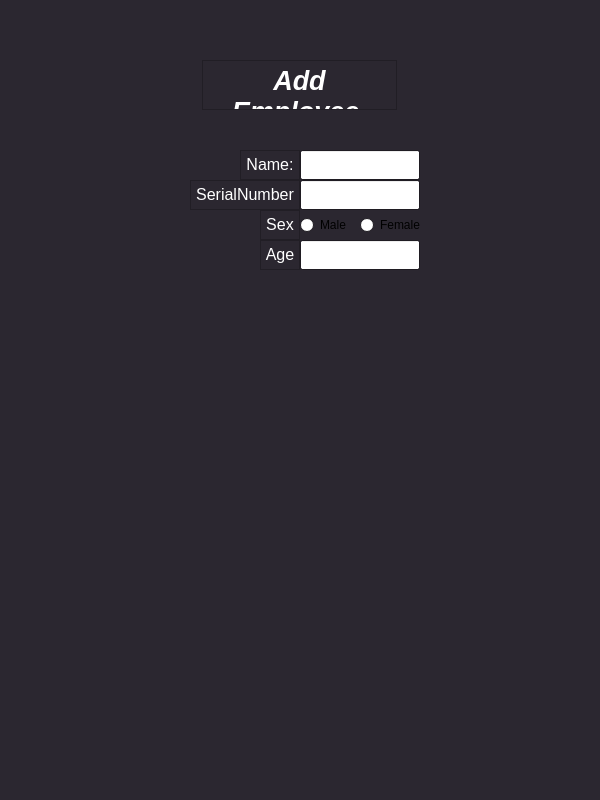
This is Employee.ui in HeidariSina/Management-App as Qt 5 draws it before an edit. The edited form follows.
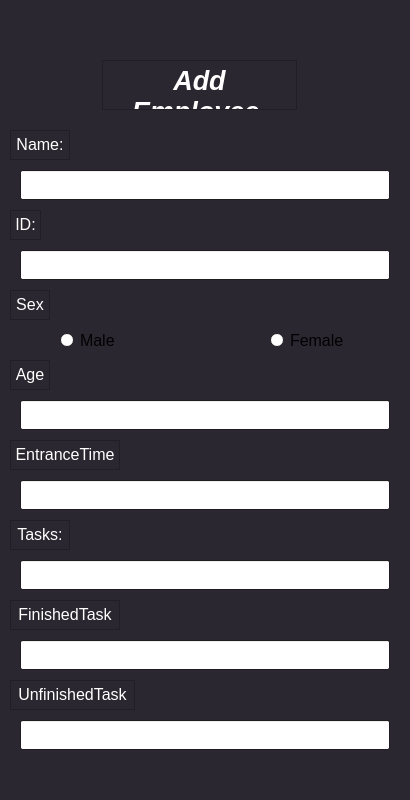
This is the edited form.

Patch:
```diff
--- a/Employee.ui
+++ b/Employee.ui
@@ -9,19 +9,19 @@
    <rect>
     <x>0</x>
     <y>0</y>
-    <width>600</width>
+    <width>410</width>
     <height>800</height>
    </rect>
   </property>
   <property name="minimumSize">
    <size>
-    <width>600</width>
+    <width>410</width>
     <height>800</height>
    </size>
   </property>
   <property name="maximumSize">
    <size>
-    <width>600</width>
+    <width>410</width>
     <height>800</height>
    </size>
   </property>
@@ -129,7 +129,7 @@
    <widget class="QTextBrowser" name="MainText">
     <property name="geometry">
      <rect>
-      <x>202</x>
+      <x>102</x>
       <y>60</y>
       <width>195</width>
       <height>50</height>
@@ -211,9 +211,9 @@
    <widget class="QLineEdit" name="NameEdit">
     <property name="geometry">
      <rect>
-      <x>300</x>
-      <y>150</y>
-      <width>120</width>
+      <x>20</x>
+      <y>170</y>
+      <width>370</width>
       <height>30</height>
      </rect>
     </property>
@@ -221,8 +221,8 @@
    <widget class="QTextBrowser" name="NameText">
     <property name="geometry">
      <rect>
-      <x>240</x>
-      <y>150</y>
+      <x>10</x>
+      <y>130</y>
       <width>60</width>
       <height>30</height>
      </rect>
@@ -290,87 +290,77 @@
    <widget class="QTextBrowser" name="SerialNumberText">
     <property name="geometry">
      <rect>
-      <x>190</x>
-      <y>180</y>
-      <width>110</width>
-      <height>30</height>
-     </rect>
-    </property>
-    <property name="palette">
-     <palette>
-      <active>
-       <colorrole role="Base">
-        <brush brushstyle="SolidPattern">
-         <color alpha="255">
-          <red>43</red>
-          <green>39</green>
-          <blue>48</blue>
-         </color>
-        </brush>
-       </colorrole>
-      </active>
-      <inactive>
-       <colorrole role="Base">
-        <brush brushstyle="SolidPattern">
-         <color alpha="255">
-          <red>43</red>
-          <green>39</green>
-          <blue>48</blue>
-         </color>
-        </brush>
-       </colorrole>
-      </inactive>
-      <disabled>
-       <colorrole role="Base">
-        <brush brushstyle="SolidPattern">
-         <color alpha="255">
-          <red>0</red>
-          <green>0</green>
-          <blue>94</blue>
-         </color>
-        </brush>
-       </colorrole>
-      </disabled>
-     </palette>
-    </property>
-    <property name="font">
-     <font>
-      <family>Segoe UI</family>
-      <pointsize>20</pointsize>
-      <weight>75</weight>
-      <italic>true</italic>
-      <bold>true</bold>
-     </font>
-    </property>
-    <property name="verticalScrollBarPolicy">
-     <enum>Qt::ScrollBarAlwaysOff</enum>
-    </property>
-    <property name="horizontalScrollBarPolicy">
-     <enum>Qt::ScrollBarAlwaysOff</enum>
-    </property>
-    <property name="html">
-     <string>&lt;!DOCTYPE HTML PUBLIC &quot;-//W3C//DTD HTML 4.0//EN&quot; &quot;http://www.w3.org/TR/REC-html40/strict.dtd&quot;&gt;
-&lt;html&gt;&lt;head&gt;&lt;meta name=&quot;qrichtext&quot; content=&quot;1&quot; /&gt;&lt;style type=&quot;text/css&quot;&gt;
-p, li { white-space: pre-wrap; }
-&lt;/style&gt;&lt;/head&gt;&lt;body style=&quot; font-family:'Segoe UI'; font-size:20pt; font-weight:600; font-style:italic;&quot;&gt;
-&lt;p align=&quot;center&quot; style=&quot; margin-top:0px; margin-bottom:0px; margin-left:0px; margin-right:0px; -qt-block-indent:0; text-indent:0px;&quot;&gt;&lt;span style=&quot; font-size:12pt; font-weight:400; font-style:normal; color:#ffffff;&quot;&gt;SerialNumber:&lt;/span&gt;&lt;/p&gt;&lt;/body&gt;&lt;/html&gt;</string>
-    </property>
-   </widget>
-   <widget class="QLineEdit" name="SerialNumberEdit">
-    <property name="geometry">
-     <rect>
-      <x>300</x>
-      <y>180</y>
-      <width>120</width>
-      <height>30</height>
-     </rect>
-    </property>
-   </widget>
-   <widget class="QTextBrowser" name="SexText">
-    <property name="geometry">
-     <rect>
-      <x>260</x>
+      <x>10</x>
       <y>210</y>
+      <width>31</width>
+      <height>30</height>
+     </rect>
+    </property>
+    <property name="palette">
+     <palette>
+      <active>
+       <colorrole role="Base">
+        <brush brushstyle="SolidPattern">
+         <color alpha="255">
+          <red>43</red>
+          <green>39</green>
+          <blue>48</blue>
+         </color>
+        </brush>
+       </colorrole>
+      </active>
+      <inactive>
+       <colorrole role="Base">
+        <brush brushstyle="SolidPattern">
+         <color alpha="255">
+          <red>43</red>
+          <green>39</green>
+          <blue>48</blue>
+         </color>
+        </brush>
+       </colorrole>
+      </inactive>
+      <disabled>
+       <colorrole role="Base">
+        <brush brushstyle="SolidPattern">
+         <color alpha="255">
+          <red>0</red>
+          <green>0</green>
+          <blue>94</blue>
+         </color>
+        </brush>
+       </colorrole>
+      </disabled>
+     </palette>
+    </property>
+    <property name="font">
+     <font>
+      <family>Segoe UI</family>
+      <pointsize>20</pointsize>
+      <weight>75</weight>
+      <italic>true</italic>
+      <bold>true</bold>
+     </font>
+    </property>
+    <property name="verticalScrollBarPolicy">
+     <enum>Qt::ScrollBarAlwaysOff</enum>
+    </property>
+    <property name="horizontalScrollBarPolicy">
+     <enum>Qt::ScrollBarAlwaysOff</enum>
+    </property>
+    <property name="html">
+     <string>&lt;!DOCTYPE HTML PUBLIC &quot;-//W3C//DTD HTML 4.0//EN&quot; &quot;http://www.w3.org/TR/REC-html40/strict.dtd&quot;&gt;
+&lt;html&gt;&lt;head&gt;&lt;meta name=&quot;qrichtext&quot; content=&quot;1&quot; /&gt;&lt;style type=&quot;text/css&quot;&gt;
+p, li { white-space: pre-wrap; }
+&lt;/style&gt;&lt;/head&gt;&lt;body style=&quot; font-family:'Segoe UI'; font-size:20pt; font-weight:600; font-style:italic;&quot;&gt;
+&lt;p align=&quot;center&quot; style=&quot; margin-top:0px; margin-bottom:0px; margin-left:0px; margin-right:0px; -qt-block-indent:0; text-indent:0px;&quot;&gt;&lt;span style=&quot; font-size:12pt; font-weight:400; font-style:normal; color:#ffffff;&quot;&gt;ID:&lt;/span&gt;&lt;/p&gt;&lt;/body&gt;&lt;/html&gt;</string>
+    </property>
+   </widget>
+   <widget class="QTextBrowser" name="SexText">
+    <property name="geometry">
+     <rect>
+      <x>10</x>
+      <y>290</y>
       <width>40</width>
       <height>30</height>
      </rect>
@@ -438,12 +428,17 @@
    <widget class="QRadioButton" name="MaleradioButton">
     <property name="geometry">
      <rect>
-      <x>300</x>
-      <y>215</y>
-      <width>82</width>
+      <x>60</x>
+      <y>330</y>
+      <width>80</width>
       <height>20</height>
      </rect>
     </property>
+    <property name="font">
+     <font>
+      <pointsize>12</pointsize>
+     </font>
+    </property>
     <property name="text">
      <string>Male</string>
     </property>
@@ -451,12 +446,17 @@
    <widget class="QRadioButton" name="FemaleradioButton">
     <property name="geometry">
      <rect>
-      <x>360</x>
-      <y>215</y>
-      <width>82</width>
+      <x>270</x>
+      <y>330</y>
+      <width>80</width>
       <height>20</height>
      </rect>
     </property>
+    <property name="font">
+     <font>
+      <pointsize>12</pointsize>
+     </font>
+    </property>
     <property name="text">
      <string>Female</string>
     </property>
@@ -464,8 +464,8 @@
    <widget class="QTextBrowser" name="AgeText">
     <property name="geometry">
      <rect>
-      <x>260</x>
-      <y>240</y>
+      <x>10</x>
+      <y>360</y>
       <width>40</width>
       <height>30</height>
      </rect>
@@ -530,12 +530,338 @@
 &lt;p align=&quot;center&quot; style=&quot; margin-top:0px; margin-bottom:0px; margin-left:0px; margin-right:0px; -qt-block-indent:0; text-indent:0px;&quot;&gt;&lt;span style=&quot; font-size:12pt; font-weight:400; font-style:normal; color:#ffffff;&quot;&gt;Age:&lt;/span&gt;&lt;/p&gt;&lt;/body&gt;&lt;/html&gt;</string>
     </property>
    </widget>
+   <widget class="QTextBrowser" name="EntranceTimeText">
+    <property name="geometry">
+     <rect>
+      <x>10</x>
+      <y>440</y>
+      <width>110</width>
+      <height>30</height>
+     </rect>
+    </property>
+    <property name="palette">
+     <palette>
+      <active>
+       <colorrole role="Base">
+        <brush brushstyle="SolidPattern">
+         <color alpha="255">
+          <red>43</red>
+          <green>39</green>
+          <blue>48</blue>
+         </color>
+        </brush>
+       </colorrole>
+      </active>
+      <inactive>
+       <colorrole role="Base">
+        <brush brushstyle="SolidPattern">
+         <color alpha="255">
+          <red>43</red>
+          <green>39</green>
+          <blue>48</blue>
+         </color>
+        </brush>
+       </colorrole>
+      </inactive>
+      <disabled>
+       <colorrole role="Base">
+        <brush brushstyle="SolidPattern">
+         <color alpha="255">
+          <red>0</red>
+          <green>0</green>
+          <blue>94</blue>
+         </color>
+        </brush>
+       </colorrole>
+      </disabled>
+     </palette>
+    </property>
+    <property name="font">
+     <font>
+      <family>Segoe UI</family>
+      <pointsize>20</pointsize>
+      <weight>75</weight>
+      <italic>true</italic>
+      <bold>true</bold>
+     </font>
+    </property>
+    <property name="verticalScrollBarPolicy">
+     <enum>Qt::ScrollBarAlwaysOff</enum>
+    </property>
+    <property name="horizontalScrollBarPolicy">
+     <enum>Qt::ScrollBarAlwaysOff</enum>
+    </property>
+    <property name="html">
+     <string>&lt;!DOCTYPE HTML PUBLIC &quot;-//W3C//DTD HTML 4.0//EN&quot; &quot;http://www.w3.org/TR/REC-html40/strict.dtd&quot;&gt;
+&lt;html&gt;&lt;head&gt;&lt;meta name=&quot;qrichtext&quot; content=&quot;1&quot; /&gt;&lt;style type=&quot;text/css&quot;&gt;
+p, li { white-space: pre-wrap; }
+&lt;/style&gt;&lt;/head&gt;&lt;body style=&quot; font-family:'Segoe UI'; font-size:20pt; font-weight:600; font-style:italic;&quot;&gt;
+&lt;p align=&quot;center&quot; style=&quot; margin-top:0px; margin-bottom:0px; margin-left:0px; margin-right:0px; -qt-block-indent:0; text-indent:0px;&quot;&gt;&lt;span style=&quot; font-size:12pt; font-weight:400; font-style:normal; color:#ffffff;&quot;&gt;EntranceTime:&lt;/span&gt;&lt;/p&gt;&lt;/body&gt;&lt;/html&gt;</string>
+    </property>
+   </widget>
+   <widget class="QTextBrowser" name="TasksText">
+    <property name="geometry">
+     <rect>
+      <x>10</x>
+      <y>520</y>
+      <width>60</width>
+      <height>30</height>
+     </rect>
+    </property>
+    <property name="palette">
+     <palette>
+      <active>
+       <colorrole role="Base">
+        <brush brushstyle="SolidPattern">
+         <color alpha="255">
+          <red>43</red>
+          <green>39</green>
+          <blue>48</blue>
+         </color>
+        </brush>
+       </colorrole>
+      </active>
+      <inactive>
+       <colorrole role="Base">
+        <brush brushstyle="SolidPattern">
+         <color alpha="255">
+          <red>43</red>
+          <green>39</green>
+          <blue>48</blue>
+         </color>
+        </brush>
+       </colorrole>
+      </inactive>
+      <disabled>
+       <colorrole role="Base">
+        <brush brushstyle="SolidPattern">
+         <color alpha="255">
+          <red>0</red>
+          <green>0</green>
+          <blue>94</blue>
+         </color>
+        </brush>
+       </colorrole>
+      </disabled>
+     </palette>
+    </property>
+    <property name="font">
+     <font>
+      <family>Segoe UI</family>
+      <pointsize>20</pointsize>
+      <weight>75</weight>
+      <italic>true</italic>
+      <bold>true</bold>
+     </font>
+    </property>
+    <property name="verticalScrollBarPolicy">
+     <enum>Qt::ScrollBarAlwaysOff</enum>
+    </property>
+    <property name="horizontalScrollBarPolicy">
+     <enum>Qt::ScrollBarAlwaysOff</enum>
+    </property>
+    <property name="html">
+     <string>&lt;!DOCTYPE HTML PUBLIC &quot;-//W3C//DTD HTML 4.0//EN&quot; &quot;http://www.w3.org/TR/REC-html40/strict.dtd&quot;&gt;
+&lt;html&gt;&lt;head&gt;&lt;meta name=&quot;qrichtext&quot; content=&quot;1&quot; /&gt;&lt;style type=&quot;text/css&quot;&gt;
+p, li { white-space: pre-wrap; }
+&lt;/style&gt;&lt;/head&gt;&lt;body style=&quot; font-family:'Segoe UI'; font-size:20pt; font-weight:600; font-style:italic;&quot;&gt;
+&lt;p align=&quot;center&quot; style=&quot; margin-top:0px; margin-bottom:0px; margin-left:0px; margin-right:0px; -qt-block-indent:0; text-indent:0px;&quot;&gt;&lt;span style=&quot; font-size:12pt; font-weight:400; font-style:normal; color:#ffffff;&quot;&gt;Tasks:&lt;/span&gt;&lt;/p&gt;&lt;/body&gt;&lt;/html&gt;</string>
+    </property>
+   </widget>
+   <widget class="QTextBrowser" name="FinishedTasksText">
+    <property name="geometry">
+     <rect>
+      <x>10</x>
+      <y>600</y>
+      <width>110</width>
+      <height>30</height>
+     </rect>
+    </property>
+    <property name="palette">
+     <palette>
+      <active>
+       <colorrole role="Base">
+        <brush brushstyle="SolidPattern">
+         <color alpha="255">
+          <red>43</red>
+          <green>39</green>
+          <blue>48</blue>
+         </color>
+        </brush>
+       </colorrole>
+      </active>
+      <inactive>
+       <colorrole role="Base">
+        <brush brushstyle="SolidPattern">
+         <color alpha="255">
+          <red>43</red>
+          <green>39</green>
+          <blue>48</blue>
+         </color>
+        </brush>
+       </colorrole>
+      </inactive>
+      <disabled>
+       <colorrole role="Base">
+        <brush brushstyle="SolidPattern">
+         <color alpha="255">
+          <red>0</red>
+          <green>0</green>
+          <blue>94</blue>
+         </color>
+        </brush>
+       </colorrole>
+      </disabled>
+     </palette>
+    </property>
+    <property name="font">
+     <font>
+      <family>Segoe UI</family>
+      <pointsize>20</pointsize>
+      <weight>75</weight>
+      <italic>true</italic>
+      <bold>true</bold>
+     </font>
+    </property>
+    <property name="verticalScrollBarPolicy">
+     <enum>Qt::ScrollBarAlwaysOff</enum>
+    </property>
+    <property name="horizontalScrollBarPolicy">
+     <enum>Qt::ScrollBarAlwaysOff</enum>
+    </property>
+    <property name="html">
+     <string>&lt;!DOCTYPE HTML PUBLIC &quot;-//W3C//DTD HTML 4.0//EN&quot; &quot;http://www.w3.org/TR/REC-html40/strict.dtd&quot;&gt;
+&lt;html&gt;&lt;head&gt;&lt;meta name=&quot;qrichtext&quot; content=&quot;1&quot; /&gt;&lt;style type=&quot;text/css&quot;&gt;
+p, li { white-space: pre-wrap; }
+&lt;/style&gt;&lt;/head&gt;&lt;body style=&quot; font-family:'Segoe UI'; font-size:20pt; font-weight:600; font-style:italic;&quot;&gt;
+&lt;p align=&quot;center&quot; style=&quot; margin-top:0px; margin-bottom:0px; margin-left:0px; margin-right:0px; -qt-block-indent:0; text-indent:0px;&quot;&gt;&lt;span style=&quot; font-size:12pt; font-weight:400; font-style:normal; color:#ffffff;&quot;&gt;FinishedTasks:&lt;/span&gt;&lt;/p&gt;&lt;/body&gt;&lt;/html&gt;</string>
+    </property>
+   </widget>
+   <widget class="QLineEdit" name="IDEdit">
+    <property name="geometry">
+     <rect>
+      <x>20</x>
+      <y>250</y>
+      <width>370</width>
+      <height>30</height>
+     </rect>
+    </property>
+   </widget>
    <widget class="QLineEdit" name="AgeEdit">
     <property name="geometry">
      <rect>
-      <x>300</x>
-      <y>240</y>
-      <width>120</width>
+      <x>20</x>
+      <y>400</y>
+      <width>370</width>
+      <height>30</height>
+     </rect>
+    </property>
+   </widget>
+   <widget class="QLineEdit" name="EnttranceTimeEdit">
+    <property name="geometry">
+     <rect>
+      <x>20</x>
+      <y>480</y>
+      <width>370</width>
+      <height>30</height>
+     </rect>
+    </property>
+   </widget>
+   <widget class="QLineEdit" name="TasksEdit">
+    <property name="geometry">
+     <rect>
+      <x>20</x>
+      <y>560</y>
+      <width>370</width>
+      <height>30</height>
+     </rect>
+    </property>
+   </widget>
+   <widget class="QLineEdit" name="FinishedTasksEdit">
+    <property name="geometry">
+     <rect>
+      <x>20</x>
+      <y>640</y>
+      <width>370</width>
+      <height>30</height>
+     </rect>
+    </property>
+   </widget>
+   <widget class="QTextBrowser" name="UnfinishedTasksText">
+    <property name="geometry">
+     <rect>
+      <x>10</x>
+      <y>680</y>
+      <width>125</width>
+      <height>30</height>
+     </rect>
+    </property>
+    <property name="palette">
+     <palette>
+      <active>
+       <colorrole role="Base">
+        <brush brushstyle="SolidPattern">
+         <color alpha="255">
+          <red>43</red>
+          <green>39</green>
+          <blue>48</blue>
+         </color>
+        </brush>
+       </colorrole>
+      </active>
+      <inactive>
+       <colorrole role="Base">
+        <brush brushstyle="SolidPattern">
+         <color alpha="255">
+          <red>43</red>
+          <green>39</green>
+          <blue>48</blue>
+         </color>
+        </brush>
+       </colorrole>
+      </inactive>
+      <disabled>
+       <colorrole role="Base">
+        <brush brushstyle="SolidPattern">
+         <color alpha="255">
+          <red>0</red>
+          <green>0</green>
+          <blue>94</blue>
+         </color>
+        </brush>
+       </colorrole>
+      </disabled>
+     </palette>
+    </property>
+    <property name="font">
+     <font>
+      <family>Segoe UI</family>
+      <pointsize>20</pointsize>
+      <weight>75</weight>
+      <italic>true</italic>
+      <bold>true</bold>
+     </font>
+    </property>
+    <property name="verticalScrollBarPolicy">
+     <enum>Qt::ScrollBarAlwaysOff</enum>
+    </property>
+    <property name="horizontalScrollBarPolicy">
+     <enum>Qt::ScrollBarAlwaysOff</enum>
+    </property>
+    <property name="html">
+     <string>&lt;!DOCTYPE HTML PUBLIC &quot;-//W3C//DTD HTML 4.0//EN&quot; &quot;http://www.w3.org/TR/REC-html40/strict.dtd&quot;&gt;
+&lt;html&gt;&lt;head&gt;&lt;meta name=&quot;qrichtext&quot; content=&quot;1&quot; /&gt;&lt;style type=&quot;text/css&quot;&gt;
+p, li { white-space: pre-wrap; }
+&lt;/style&gt;&lt;/head&gt;&lt;body style=&quot; font-family:'Segoe UI'; font-size:20pt; font-weight:600; font-style:italic;&quot;&gt;
+&lt;p align=&quot;center&quot; style=&quot; margin-top:0px; margin-bottom:0px; margin-left:0px; margin-right:0px; -qt-block-indent:0; text-indent:0px;&quot;&gt;&lt;span style=&quot; font-size:12pt; font-weight:400; font-style:normal; color:#ffffff;&quot;&gt;UnfinishedTasks:&lt;/span&gt;&lt;/p&gt;&lt;/body&gt;&lt;/html&gt;</string>
+    </property>
+   </widget>
+   <widget class="QLineEdit" name="UnfinishedTasksEdit">
+    <property name="geometry">
+     <rect>
+      <x>20</x>
+      <y>720</y>
+      <width>370</width>
       <height>30</height>
      </rect>
     </property>
```
Left out of the diff: 2 changed lines with no effect on the pictures.
